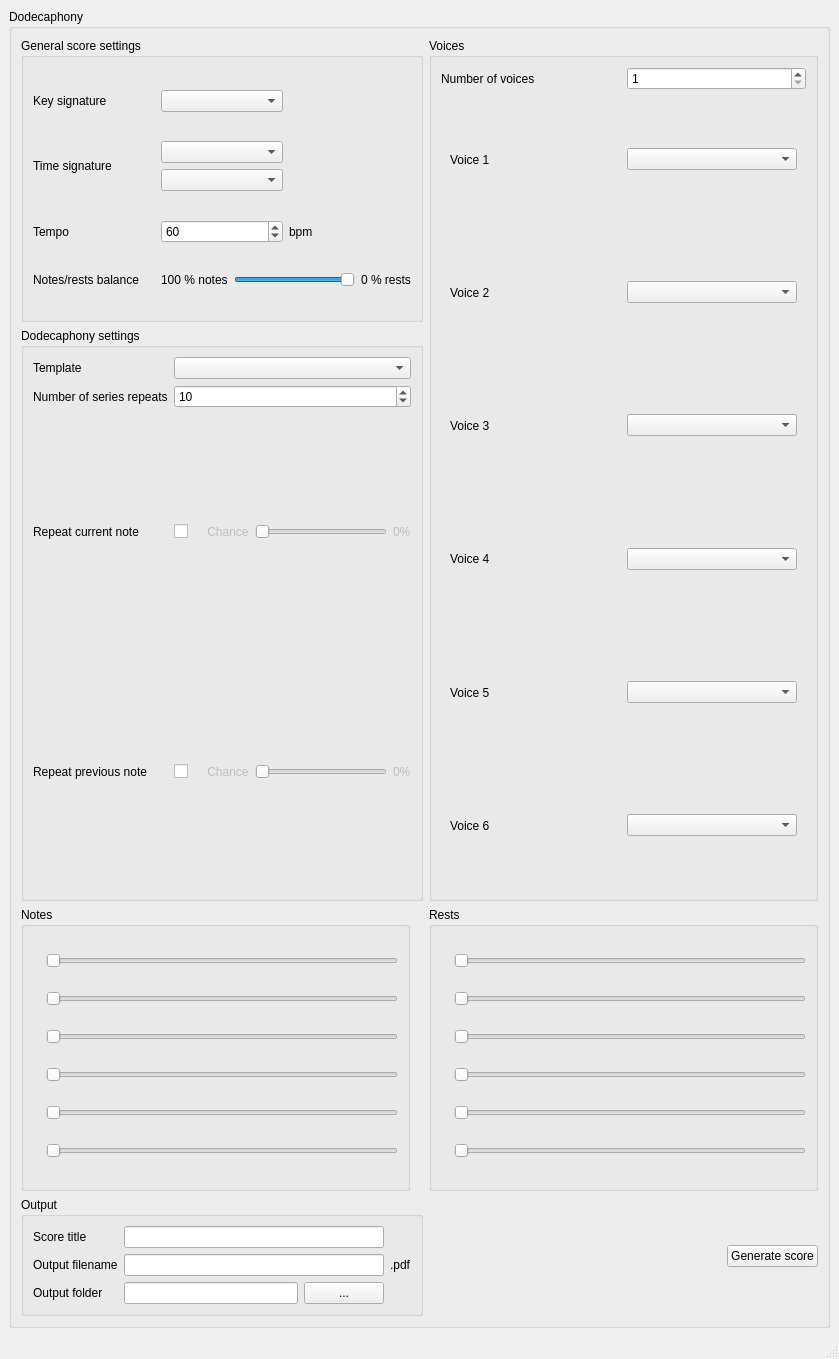
Old version of the form compunist.ui in the repository HarmaEverts/Dodecaphonist.
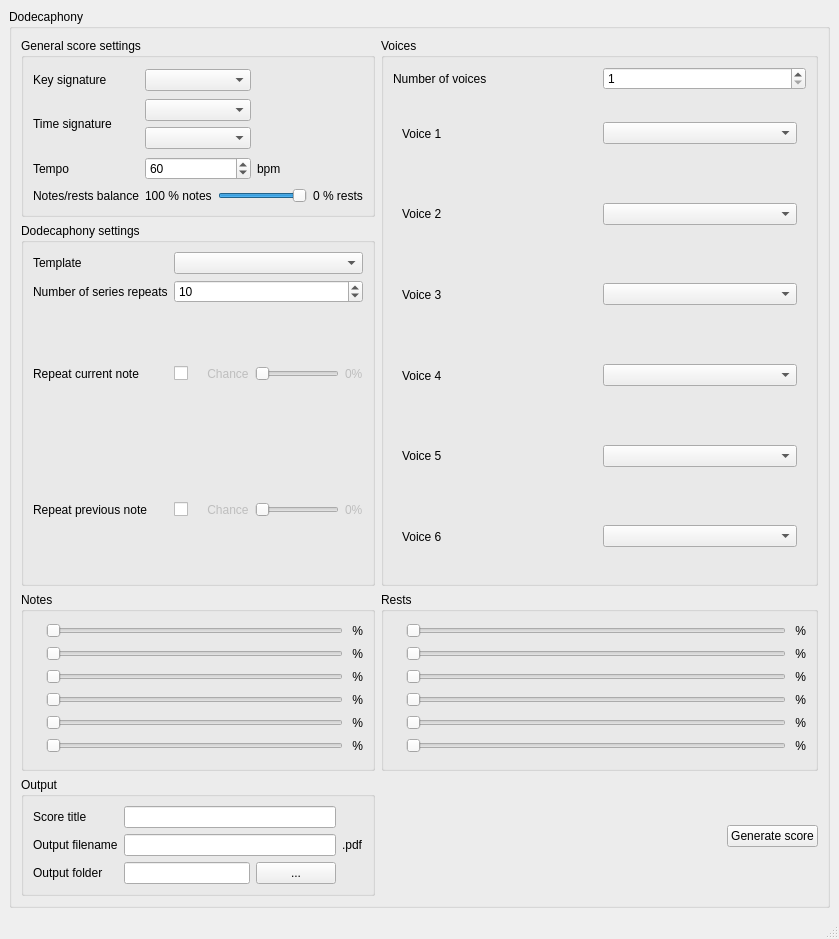
New version of the form. Icons and pictures are not drawn.

Commit message: Resized widgets and added legible names to notes/rests sliders and labels.

The edit to the form file:
```diff
--- a/compunist.ui
+++ b/compunist.ui
@@ -7,7 +7,7 @@
     <x>0</x>
     <y>0</y>
     <width>839</width>
-    <height>1359</height>
+    <height>939</height>
    </rect>
   </property>
   <property name="windowTitle">
@@ -650,6 +650,48 @@
             </property>
            </widget>
           </item>
+          <item row="0" column="2">
+           <widget class="QLabel" name="whole_rest_pc">
+            <property name="text">
+             <string> %</string>
+            </property>
+           </widget>
+          </item>
+          <item row="1" column="2">
+           <widget class="QLabel" name="half_rest_pc">
+            <property name="text">
+             <string> %</string>
+            </property>
+           </widget>
+          </item>
+          <item row="2" column="2">
+           <widget class="QLabel" name="quarter_rest_pc">
+            <property name="text">
+             <string> %</string>
+            </property>
+           </widget>
+          </item>
+          <item row="3" column="2">
+           <widget class="QLabel" name="eighth_rest_pc">
+            <property name="text">
+             <string> %</string>
+            </property>
+           </widget>
+          </item>
+          <item row="4" column="2">
+           <widget class="QLabel" name="sixteenth_rest_pc">
+            <property name="text">
+             <string> %</string>
+            </property>
+           </widget>
+          </item>
+          <item row="5" column="2">
+           <widget class="QLabel" name="thirty_second_rest_pc">
+            <property name="text">
+             <string> %</string>
+            </property>
+           </widget>
+          </item>
          </layout>
         </widget>
        </item>
@@ -722,7 +764,7 @@
          </layout>
         </widget>
        </item>
-       <item row="3" column="0">
+       <item row="3" column="0" colspan="2">
         <widget class="QGroupBox" name="groupBox_5">
          <property name="title">
           <string>Notes</string>
@@ -869,6 +911,48 @@
             </property>
            </widget>
           </item>
+          <item row="0" column="2">
+           <widget class="QLabel" name="whole_note_pc">
+            <property name="text">
+             <string> %</string>
+            </property>
+           </widget>
+          </item>
+          <item row="1" column="2">
+           <widget class="QLabel" name="half_note_pc">
+            <property name="text">
+             <string> %</string>
+            </property>
+           </widget>
+          </item>
+          <item row="2" column="2">
+           <widget class="QLabel" name="quarter_note_pc">
+            <property name="text">
+             <string> %</string>
+            </property>
+           </widget>
+          </item>
+          <item row="4" column="2">
+           <widget class="QLabel" name="eighth_note_pc">
+            <property name="text">
+             <string> %</string>
+            </property>
+           </widget>
+          </item>
+          <item row="6" column="2">
+           <widget class="QLabel" name="sixteenth_note_pc">
+            <property name="text">
+             <string> %</string>
+            </property>
+           </widget>
+          </item>
+          <item row="9" column="2">
+           <widget class="QLabel" name="thirty_second_note_pc">
+            <property name="text">
+             <string> %</string>
+            </property>
+           </widget>
+          </item>
          </layout>
         </widget>
        </item>
```
Left out of the diff: 48 changed lines with no effect on the pictures.
